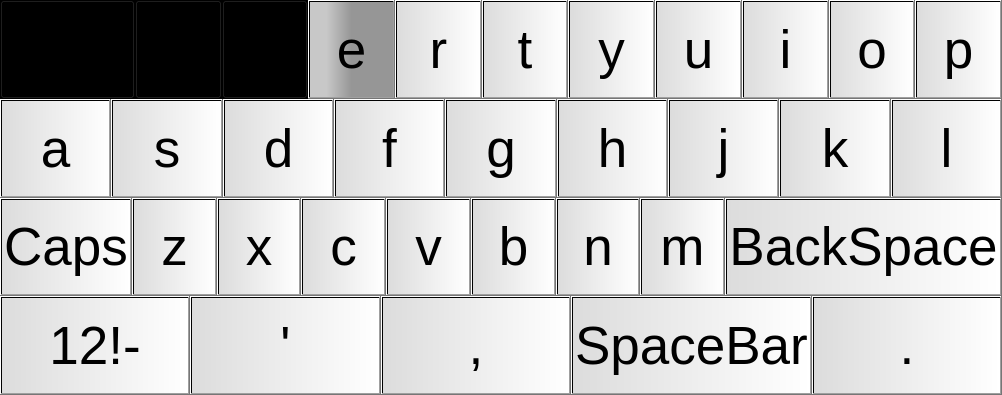
gurpartap007/qtmop, file keyboard.ui: the form before one commit.
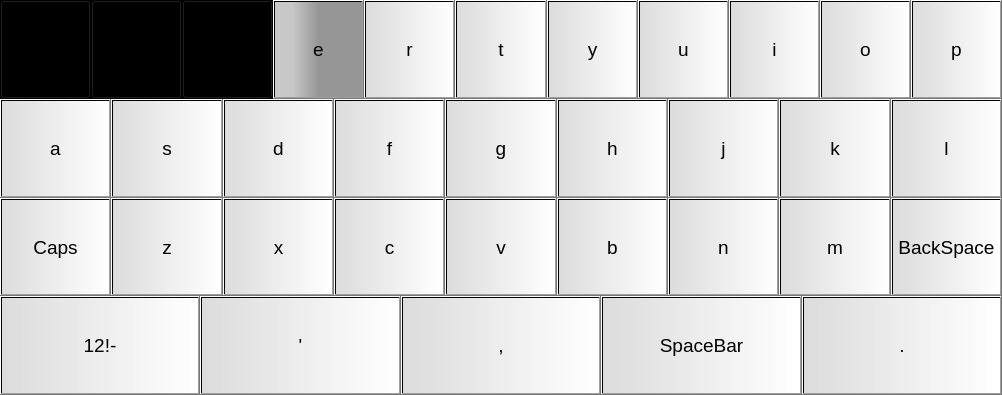
The form after the commit.

The edit to the form file:
```diff
--- a/keyboard.ui
+++ b/keyboard.ui
@@ -11,7 +11,7 @@
    </rect>
   </property>
   <property name="sizePolicy">
-   <sizepolicy hsizetype="Fixed" vsizetype="Fixed">
+   <sizepolicy hsizetype="Preferred" vsizetype="Preferred">
     <horstretch>0</horstretch>
     <verstretch>0</verstretch>
    </sizepolicy>
@@ -67,8 +67,8 @@
          </property>
          <property name="font">
           <font>
-           <pointsize>40</pointsize>
-           <weight>50</weight>
+          <pointsize>14</pointsize>
+           <weight>30</weight>
            <bold>false</bold>
           </font>
          </property>
@@ -92,8 +92,8 @@
          </property>
          <property name="font">
           <font>
-           <pointsize>40</pointsize>
-           <weight>50</weight>
+          <pointsize>14</pointsize>
+           <weight>30</weight>
            <bold>false</bold>
           </font>
          </property>
@@ -117,8 +117,8 @@
          </property>
          <property name="font">
           <font>
-           <pointsize>40</pointsize>
-           <weight>50</weight>
+          <pointsize>14</pointsize>
+           <weight>30</weight>
            <bold>false</bold>
           </font>
          </property>
@@ -142,8 +142,8 @@
          </property>
          <property name="font">
           <font>
-           <pointsize>40</pointsize>
-           <weight>50</weight>
+          <pointsize>14</pointsize>
+           <weight>30</weight>
            <bold>false</bold>
           </font>
          </property>
@@ -167,8 +167,8 @@
          </property>
          <property name="font">
           <font>
-           <pointsize>40</pointsize>
-           <weight>50</weight>
+          <pointsize>14</pointsize>
+           <weight>30</weight>
            <bold>false</bold>
           </font>
          </property>
@@ -192,8 +192,8 @@
          </property>
          <property name="font">
           <font>
-           <pointsize>40</pointsize>
-           <weight>50</weight>
+          <pointsize>14</pointsize>
+           <weight>30</weight>
            <bold>false</bold>
           </font>
          </property>
@@ -217,8 +217,8 @@
          </property>
          <property name="font">
           <font>
-           <pointsize>40</pointsize>
-           <weight>50</weight>
+          <pointsize>14</pointsize>
+           <weight>30</weight>
            <bold>false</bold>
           </font>
          </property>
@@ -242,8 +242,8 @@
          </property>
          <property name="font">
           <font>
-           <pointsize>40</pointsize>
-           <weight>50</weight>
+          <pointsize>14</pointsize>
+           <weight>30</weight>
            <bold>false</bold>
           </font>
          </property>
@@ -267,8 +267,8 @@
          </property>
          <property name="font">
           <font>
-           <pointsize>40</pointsize>
-           <weight>50</weight>
+          <pointsize>14</pointsize>
+           <weight>30</weight>
            <bold>false</bold>
           </font>
          </property>
@@ -292,8 +292,8 @@
          </property>
          <property name="font">
           <font>
-           <pointsize>40</pointsize>
-           <weight>50</weight>
+          <pointsize>14</pointsize>
+           <weight>30</weight>
            <bold>false</bold>
           </font>
          </property>
@@ -317,8 +317,8 @@
          </property>
          <property name="font">
           <font>
-           <pointsize>40</pointsize>
-           <weight>50</weight>
+          <pointsize>14</pointsize>
+           <weight>30</weight>
            <bold>false</bold>
           </font>
          </property>
@@ -352,8 +352,8 @@
          </property>
          <property name="font">
           <font>
-           <pointsize>40</pointsize>
-           <weight>50</weight>
+          <pointsize>14</pointsize>
+           <weight>30</weight>
            <bold>false</bold>
           </font>
          </property>
@@ -377,8 +377,8 @@
          </property>
          <property name="font">
           <font>
-           <pointsize>40</pointsize>
-           <weight>50</weight>
+          <pointsize>14</pointsize>
+           <weight>30</weight>
            <bold>false</bold>
           </font>
          </property>
@@ -402,8 +402,8 @@
          </property>
          <property name="font">
           <font>
-           <pointsize>40</pointsize>
-           <weight>50</weight>
+          <pointsize>14</pointsize>
+           <weight>30</weight>
            <bold>false</bold>
           </font>
          </property>
@@ -427,8 +427,8 @@
          </property>
          <property name="font">
           <font>
-           <pointsize>40</pointsize>
-           <weight>50</weight>
+          <pointsize>14</pointsize>
+           <weight>30</weight>
            <bold>false</bold>
           </font>
          </property>
@@ -452,8 +452,8 @@
          </property>
          <property name="font">
           <font>
-           <pointsize>40</pointsize>
-           <weight>50</weight>
+          <pointsize>14</pointsize>
+           <weight>30</weight>
            <bold>false</bold>
           </font>
          </property>
@@ -477,8 +477,8 @@
          </property>
          <property name="font">
           <font>
-           <pointsize>40</pointsize>
-           <weight>50</weight>
+          <pointsize>14</pointsize>
+           <weight>30</weight>
            <bold>false</bold>
           </font>
          </property>
@@ -502,8 +502,8 @@
          </property>
          <property name="font">
           <font>
-           <pointsize>40</pointsize>
-           <weight>50</weight>
+          <pointsize>14</pointsize>
+           <weight>30</weight>
            <bold>false</bold>
           </font>
          </property>
@@ -527,8 +527,8 @@
          </property>
          <property name="font">
           <font>
-           <pointsize>40</pointsize>
-           <weight>50</weight>
+          <pointsize>14</pointsize>
+           <weight>30</weight>
            <bold>false</bold>
           </font>
          </property>
@@ -552,8 +552,8 @@
          </property>
          <property name="font">
           <font>
-           <pointsize>40</pointsize>
-           <weight>50</weight>
+          <pointsize>14</pointsize>
+           <weight>30</weight>
            <bold>false</bold>
           </font>
          </property>
@@ -587,8 +587,8 @@
          </property>
          <property name="font">
           <font>
-           <pointsize>40</pointsize>
-           <weight>50</weight>
+          <pointsize>14</pointsize>
+           <weight>30</weight>
            <bold>false</bold>
           </font>
          </property>
@@ -612,8 +612,8 @@
          </property>
          <property name="font">
           <font>
-           <pointsize>40</pointsize>
-           <weight>50</weight>
+          <pointsize>14</pointsize>
+           <weight>30</weight>
            <bold>false</bold>
           </font>
          </property>
@@ -637,8 +637,8 @@
          </property>
          <property name="font">
           <font>
-           <pointsize>40</pointsize>
-           <weight>50</weight>
+          <pointsize>14</pointsize>
+           <weight>30</weight>
            <bold>false</bold>
           </font>
          </property>
@@ -662,8 +662,8 @@
          </property>
          <property name="font">
           <font>
-           <pointsize>40</pointsize>
-           <weight>50</weight>
+          <pointsize>14</pointsize>
+           <weight>30</weight>
            <bold>false</bold>
           </font>
          </property>
@@ -687,8 +687,8 @@
          </property>
          <property name="font">
           <font>
-           <pointsize>40</pointsize>
-           <weight>50</weight>
+          <pointsize>14</pointsize>
+           <weight>30</weight>
            <bold>false</bold>
           </font>
          </property>
@@ -712,8 +712,8 @@
          </property>
          <property name="font">
           <font>
-           <pointsize>40</pointsize>
-           <weight>50</weight>
+          <pointsize>14</pointsize>
+           <weight>30</weight>
            <bold>false</bold>
           </font>
          </property>
@@ -737,8 +737,8 @@
          </property>
          <property name="font">
           <font>
-           <pointsize>40</pointsize>
-           <weight>50</weight>
+          <pointsize>14</pointsize>
+           <weight>30</weight>
            <bold>false</bold>
           </font>
          </property>
@@ -762,8 +762,8 @@
          </property>
          <property name="font">
           <font>
-           <pointsize>40</pointsize>
-           <weight>50</weight>
+          <pointsize>14</pointsize>
+           <weight>30</weight>
            <bold>false</bold>
           </font>
          </property>
@@ -787,8 +787,8 @@
          </property>
          <property name="font">
           <font>
-           <pointsize>40</pointsize>
-           <weight>50</weight>
+          <pointsize>14</pointsize>
+           <weight>30</weight>
            <bold>false</bold>
           </font>
          </property>
@@ -822,8 +822,8 @@
          </property>
          <property name="font">
           <font>
-           <pointsize>40</pointsize>
-           <weight>50</weight>
+          <pointsize>14</pointsize>
+           <weight>30</weight>
            <bold>false</bold>
           </font>
          </property>
@@ -847,8 +847,8 @@
          </property>
          <property name="font">
           <font>
-           <pointsize>40</pointsize>
-           <weight>50</weight>
+          <pointsize>14</pointsize>
+           <weight>30</weight>
            <bold>false</bold>
           </font>
          </property>
@@ -872,8 +872,8 @@
          </property>
          <property name="font">
           <font>
-           <pointsize>40</pointsize>
-           <weight>50</weight>
+          <pointsize>14</pointsize>
+           <weight>30</weight>
            <bold>false</bold>
           </font>
          </property>
@@ -897,8 +897,8 @@
          </property>
          <property name="font">
           <font>
-           <pointsize>40</pointsize>
-           <weight>50</weight>
+          <pointsize>14</pointsize>
+           <weight>30</weight>
            <bold>false</bold>
           </font>
          </property>
@@ -922,8 +922,8 @@
          </property>
          <property name="font">
           <font>
-           <pointsize>40</pointsize>
-           <weight>50</weight>
+          <pointsize>14</pointsize>
+           <weight>30</weight>
            <bold>false</bold>
           </font>
          </property>
```
